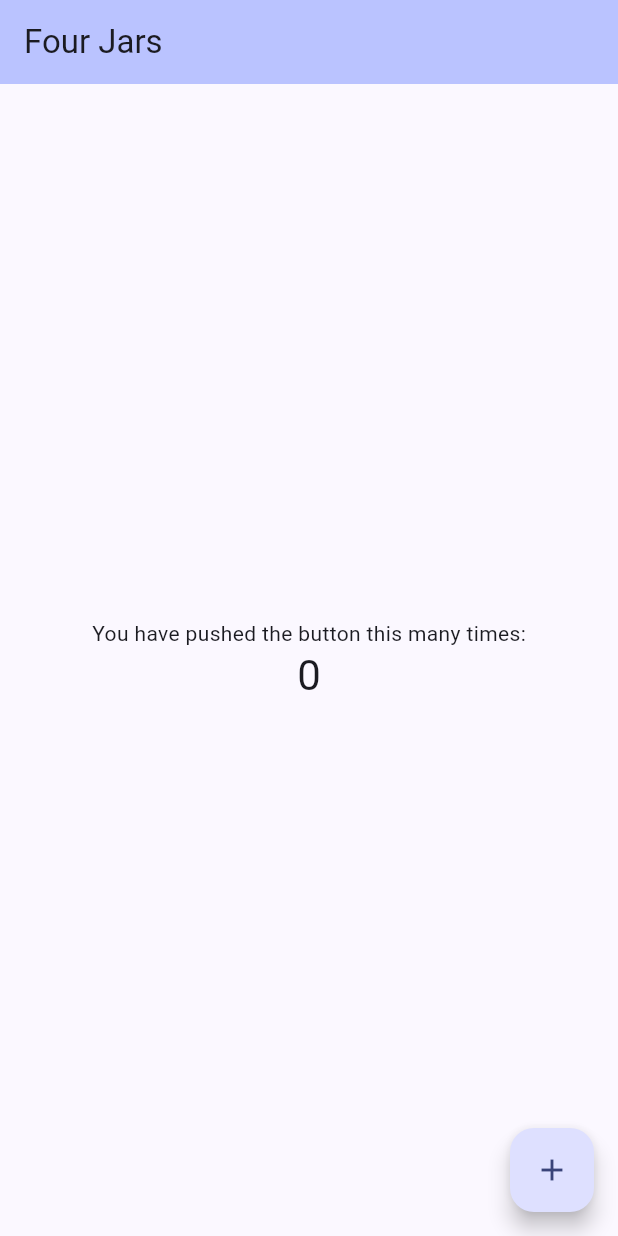
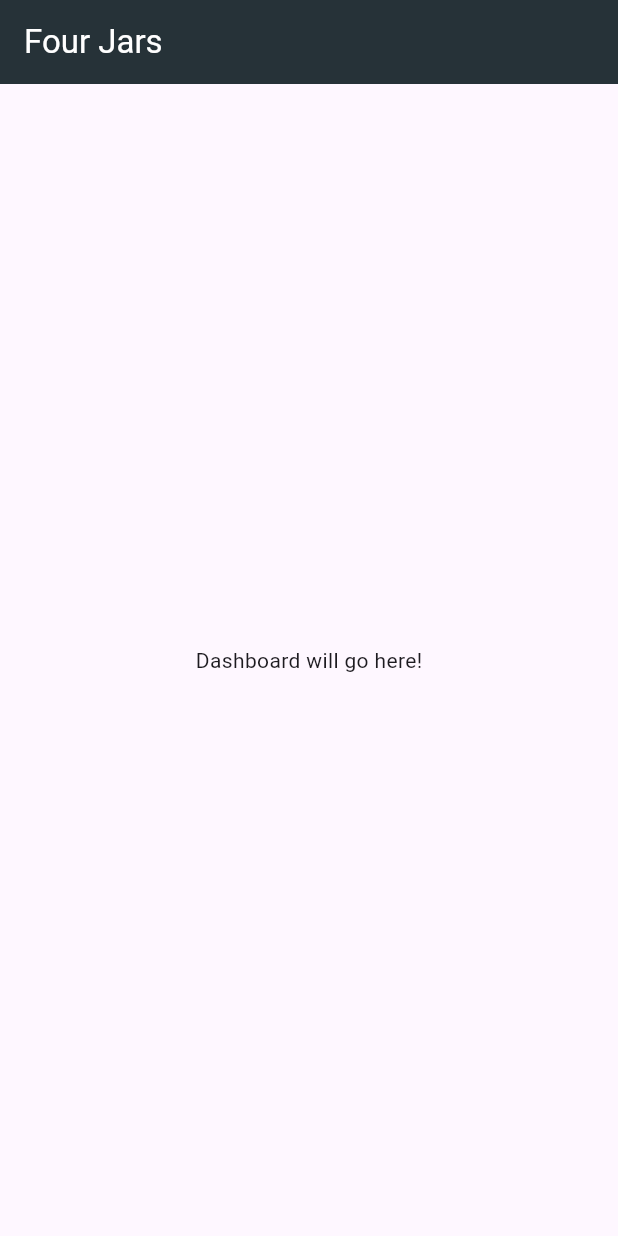
Before and after one commit to bunnyBites/four_jars, a Flutter app: the screen it shows after launch, on a phone screen of 412 x 824 dp. Run offline on Flutter 3.47's test engine with Material 3 defaults, Android fonts, the phone set to English and light mode, and no system bars.

Commit message:
1. remove unwanted screens 2. add home screen

```diff
--- a/lib/main.dart
+++ b/lib/main.dart
@@ -1,123 +1,20 @@
 import 'package:flutter/material.dart';
-import 'package:four_jars/title_widget.dart';
+import 'package:four_jars/screens/home/home_screen.dart';
 
 void main() {
-  runApp(const MyApp());
+  runApp(const FourJarsApp());
 }
 
-class MyApp extends StatelessWidget {
-  const MyApp({super.key});
+class FourJarsApp extends StatelessWidget {
+  const FourJarsApp({super.key});
 
-  // This widget is the root of your application.
   @override
   Widget build(BuildContext context) {
     return MaterialApp(
       title: 'Four Jars',
-      theme: ThemeData(
-        // This is the theme of your application.
-        //
-        // TRY THIS: Try running your application with "flutter run". You'll see
-        // the application has a purple toolbar. Then, without quitting the app,
-        // try changing the seedColor in the colorScheme below to Colors.green
-        // and then invoke "hot reload" (save your changes or press the "hot
-        // reload" button in a Flutter-supported IDE, or press "r" if you used
-        // the command line to start the app).
-        //
-        // Notice that the counter didn't reset back to zero; the application
-        // state is not lost during the reload. To reset the state, use hot
-        // restart instead.
-        //
-        // This works for code too, not just values: Most code changes can be
-        // tested with just a hot reload.
-        colorScheme: ColorScheme.fromSeed(seedColor: Colors.indigo),
-      ),
-      home: const MyHomePage(title: 'Four Jars'),
+      theme: ThemeData(primarySwatch: Colors.blue, useMaterial3: true),
+      // We will replace this placeholder with our actual home screen
+      home: const HomeScreen(),
     );
   }
 }
-
-class MyHomePage extends StatefulWidget {
-  const MyHomePage({super.key, required this.title});
-
-  // This widget is the home page of your application. It is stateful, meaning
-  // that it has a State object (defined below) that contains fields that affect
-  // how it looks.
-
-  // This class is the configuration for the state. It holds the values (in this
-  // case the title) provided by the parent (in this case the App widget) and
-  // used by the build method of the State. Fields in a Widget subclass are
-  // always marked "final".
-
-  final String title;
-
-  @override
-  State<MyHomePage> createState() => _MyHomePageState();
-}
-
-class _MyHomePageState extends State<MyHomePage> {
-  int _counter = 0;
-
-  void _incrementCounter() {
-    setState(() {
-      // This call to setState tells the Flutter framework that something has
-      // changed in this State, which causes it to rerun the build method below
-      // so that the display can reflect the updated values. If we changed
-      // _counter without calling setState(), then the build method would not be
-      // called again, and so nothing would appear to happen.
-      _counter++;
-    });
-  }
-
-  @override
-  Widget build(BuildContext context) {
-    // This method is rerun every time setState is called, for instance as done
-    // by the _incrementCounter method above.
-    //
-    // The Flutter framework has been optimized to make rerunning build methods
-    // fast, so that you can just rebuild anything that needs updating rather
-    // than having to individually change instances of widgets.
-    return Scaffold(
-      appBar: AppBar(
-        // TRY THIS: Try changing the color here to a specific color (to
-        // Colors.amber, perhaps?) and trigger a hot reload to see the AppBar
-        // change color while the other colors stay the same.
-        backgroundColor: Theme.of(context).colorScheme.inversePrimary,
-        // Here we take the value from the MyHomePage object that was created by
-        // the App.build method, and use it to set our appbar title.
-        title: TitleWidget(title: widget.title),
-      ),
-      body: Center(
-        // Center is a layout widget. It takes a single child and positions it
-        // in the middle of the parent.
-        child: Column(
-          // Column is also a layout widget. It takes a list of children and
-          // arranges them vertically. By default, it sizes itself to fit its
-          // children horizontally, and tries to be as tall as its parent.
-          //
-          // Column has various properties to control how it sizes itself and
-          // how it positions its children. Here we use mainAxisAlignment to
-          // center the children vertically; the main axis here is the vertical
-          // axis because Columns are vertical (the cross axis would be
-          // horizontal).
-          //
-          // TRY THIS: Invoke "debug painting" (choose the "Toggle Debug Paint"
-          // action in the IDE, or press "p" in the console), to see the
-          // wireframe for each widget.
-          mainAxisAlignment: MainAxisAlignment.center,
-          children: <Widget>[
-            const Text('You have pushed the button this many times:'),
-            Text(
-              '$_counter',
-              style: Theme.of(context).textTheme.headlineMedium,
-            ),
-          ],
-        ),
-      ),
-      floatingActionButton: FloatingActionButton(
-        onPressed: _incrementCounter,
-        tooltip: 'Increment',
-        child: const Icon(Icons.add),
-      ), // This trailing comma makes auto-formatting nicer for build methods.
-    );
-  }
-}
--- /dev/null
+++ b/lib/screens/home/home_screen.dart
@@ -0,0 +1,18 @@
+import 'package:flutter/material.dart';
+
+class HomeScreen extends StatelessWidget {
+  const HomeScreen({super.key});
+
+  @override
+  Widget build(BuildContext context) {
+    // A Scaffold provides the basic structure of a visual screen
+    return Scaffold(
+      appBar: AppBar(
+        title: const Text('Four Jars'),
+        backgroundColor: Colors.blueGrey[900], // A nice dark color
+        foregroundColor: Colors.white,
+      ),
+      body: const Center(child: Text('Dashboard will go here!')),
+    );
+  }
+}
--- a/lib/title_widget.dart
+++ /dev/null
@@ -1,12 +0,0 @@
-import 'package:flutter/material.dart';
-
-class TitleWidget extends StatelessWidget {
-  final String title;
-
-  const TitleWidget({super.key, required this.title});
-
-  @override
-  Widget build(BuildContext context) {
-    return Text(title);
-  }
-}
```
